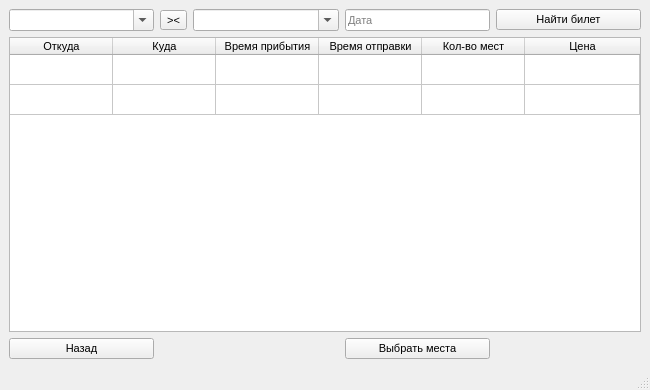
This is data/etc/Ticket.ui in Substance-live/Train_application as Qt 5 draws it before an edit. The edited form follows.
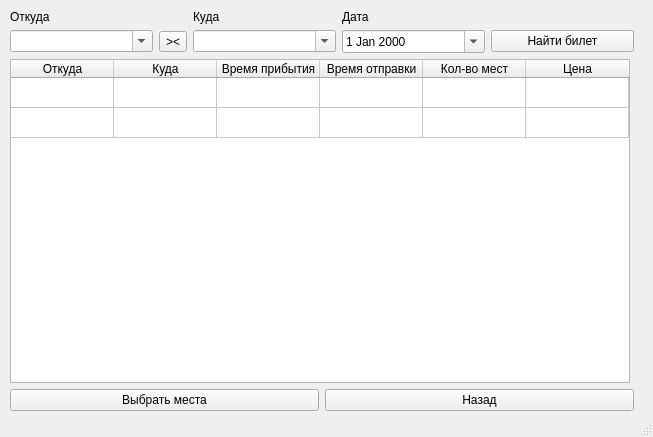
This is the edited form.

Diff of the .ui file:
```diff
--- a/data/etc/Ticket.ui
+++ b/data/etc/Ticket.ui
@@ -6,8 +6,8 @@
    <rect>
     <x>0</x>
     <y>0</y>
-    <width>650</width>
-    <height>390</height>
+    <width>653</width>
+    <height>437</height>
    </rect>
   </property>
   <property name="sizePolicy">
@@ -25,9 +25,66 @@
    <string>TicketsWindow</string>
   </property>
   <widget class="QWidget" name="centralwidget">
+   <widget class="QWidget" name="layoutWidget">
+    <property name="geometry">
+     <rect>
+      <x>10</x>
+      <y>10</y>
+      <width>624</width>
+      <height>401</height>
+     </rect>
+    </property>
+    <property name="font">
+     <font>
+      <pointsize>9</pointsize>
+     </font>
+    </property>
+    <layout class="QVBoxLayout" name="verticalLayout">
+     <item>
    <layout class="QGridLayout" name="gridLayout">
     <item row="0" column="0">
+        <widget class="QLabel" name="label">
+         <property name="font">
+          <font>
+           <pointsize>9</pointsize>
+          </font>
+         </property>
+         <property name="text">
+          <string>Откуда</string>
+         </property>
+        </widget>
+       </item>
+       <item row="0" column="2">
+        <widget class="QLabel" name="label_2">
+         <property name="font">
+          <font>
+           <pointsize>9</pointsize>
+          </font>
+         </property>
+         <property name="text">
+          <string>Куда</string>
+         </property>
+        </widget>
+       </item>
+       <item row="0" column="3">
+        <widget class="QLabel" name="label_3">
+         <property name="font">
+          <font>
+           <pointsize>9</pointsize>
+          </font>
+         </property>
+         <property name="text">
+          <string>Дата</string>
+         </property>
+        </widget>
+       </item>
+       <item row="1" column="0">
      <widget class="QComboBox" name="combo_departure">
+         <property name="font">
+          <font>
+           <pointsize>9</pointsize>
+          </font>
+         </property>
       <property name="editable">
        <bool>true</bool>
       </property>
@@ -39,15 +96,25 @@
       </property>
      </widget>
     </item>
-    <item row="0" column="1">
+       <item row="1" column="1">
      <widget class="QToolButton" name="but_switch">
+         <property name="font">
+          <font>
+           <pointsize>9</pointsize>
+          </font>
+         </property>
       <property name="text">
        <string>&gt;&lt;</string>
       </property>
      </widget>
     </item>
-    <item row="0" column="2">
+       <item row="1" column="2">
      <widget class="QComboBox" name="combo_destination">
+         <property name="font">
+          <font>
+           <pointsize>9</pointsize>
+          </font>
+         </property>
       <property name="editable">
        <bool>true</bool>
       </property>
@@ -59,34 +126,57 @@
       </property>
      </widget>
     </item>
-    <item row="0" column="3">
-     <widget class="QLineEdit" name="line_date">
-      <property name="readOnly">
+       <item row="1" column="3">
+        <widget class="QDateEdit" name="date_edit">
+         <property name="font">
+          <font>
+           <pointsize>9</pointsize>
+          </font>
+         </property>
+         <property name="calendarPopup">
        <bool>true</bool>
       </property>
-      <property name="placeholderText">
-       <string>Дата</string>
-      </property>
-     </widget>
-    </item>
-    <item row="0" column="4">
+        </widget>
+       </item>
+       <item row="1" column="4">
      <widget class="QPushButton" name="but_search">
+         <property name="font">
+          <font>
+           <pointsize>9</pointsize>
+          </font>
+         </property>
       <property name="text">
        <string>Найти билет</string>
       </property>
      </widget>
     </item>
-    <item row="1" column="0" colspan="5">
+      </layout>
+     </item>
+     <item>
+      <layout class="QGridLayout" name="gridLayout_2">
+       <item row="0" column="0" colspan="2">
      <widget class="QTableWidget" name="table_timetable">
       <property name="sizePolicy">
-       <sizepolicy hsizetype="Expanding" vsizetype="Expanding">
+          <sizepolicy hsizetype="Minimum" vsizetype="Minimum">
         <horstretch>15</horstretch>
         <verstretch>15</verstretch>
        </sizepolicy>
       </property>
+         <property name="minimumSize">
+          <size>
+           <width>620</width>
+           <height>0</height>
+          </size>
+         </property>
+         <property name="maximumSize">
+          <size>
+           <width>620</width>
+           <height>16777215</height>
+          </size>
+         </property>
       <property name="font">
        <font>
-        <pointsize>8</pointsize>
+           <pointsize>9</pointsize>
        </font>
       </property>
       <property name="selectionBehavior">
@@ -111,7 +201,7 @@
        <bool>true</bool>
       </attribute>
       <attribute name="horizontalHeaderStretchLastSection">
-       <bool>true</bool>
+          <bool>false</bool>
       </attribute>
       <attribute name="verticalHeaderVisible">
        <bool>false</bool>
@@ -157,21 +247,34 @@
       </column>
      </widget>
     </item>
-    <item row="2" column="0">
+       <item row="2" column="1">
      <widget class="QPushButton" name="but_back">
+         <property name="font">
+          <font>
+           <pointsize>9</pointsize>
+          </font>
+         </property>
       <property name="text">
        <string>Назад</string>
       </property>
      </widget>
     </item>
-    <item row="2" column="3">
-     <widget class="QPushButton" name="confirm_but">
+       <item row="2" column="0">
+        <widget class="QPushButton" name="but_confirm">
+         <property name="font">
+          <font>
+           <pointsize>9</pointsize>
+          </font>
+         </property>
       <property name="text">
        <string>Выбрать места</string>
       </property>
      </widget>
     </item>
    </layout>
+     </item>
+    </layout>
+   </widget>
   </widget>
   <widget class="QStatusBar" name="statusbar"/>
  </widget>
```
Left out of the diff: 8 changed lines with no effect on the pictures. Lines whose indentation alone changed are shown as unchanged.
